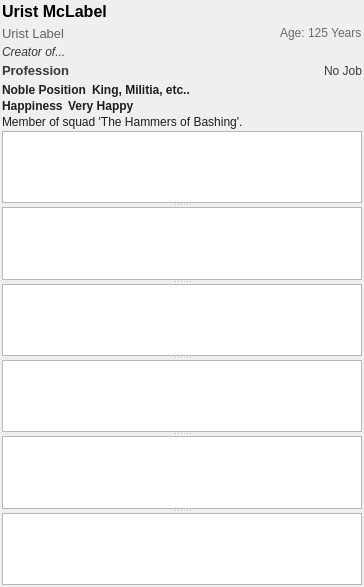
First picture: the form in ui/dwarfdetailswidget.ui, repository Dwarf-Therapist/Dwarf-Therapist, before the edit.
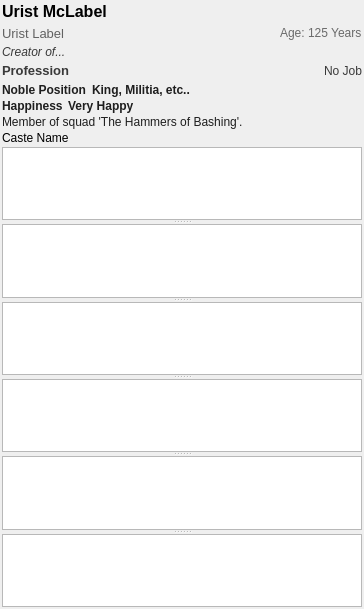
Second picture: the form after the edit.

Patch:
```diff
--- a/ui/dwarfdetailswidget.ui
+++ b/ui/dwarfdetailswidget.ui
@@ -7,7 +7,7 @@
     <x>0</x>
     <y>0</y>
     <width>364</width>
-    <height>586</height>
+    <height>609</height>
    </rect>
   </property>
   <property name="windowTitle">
@@ -699,6 +699,17 @@
        </item>
       </layout>
      </item>
+     <item>
+      <layout class="QHBoxLayout" name="horizontalLayout_7">
+       <item>
+        <widget class="QLabel" name="lbl_caste">
+         <property name="text">
+          <string>Caste Name</string>
+         </property>
+        </widget>
+       </item>
+      </layout>
+     </item>
     </layout>
    </item>
    <item>
```
